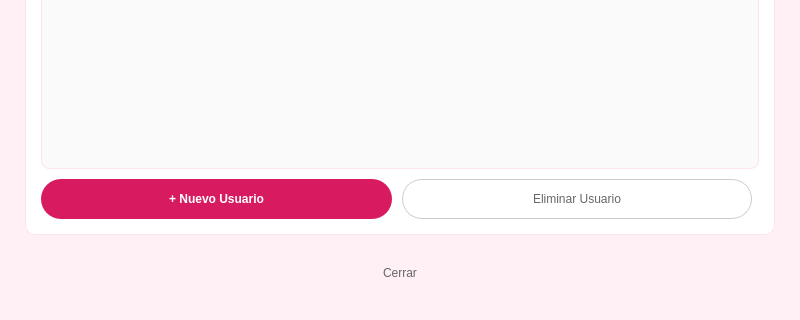
First picture: the form in vistas/admin.ui, repository FrJavier/Aplicacioncliente, before the edit; both pictures show x 0 to 800 and y 230 to 550 of the 800 by 550 pixel window.
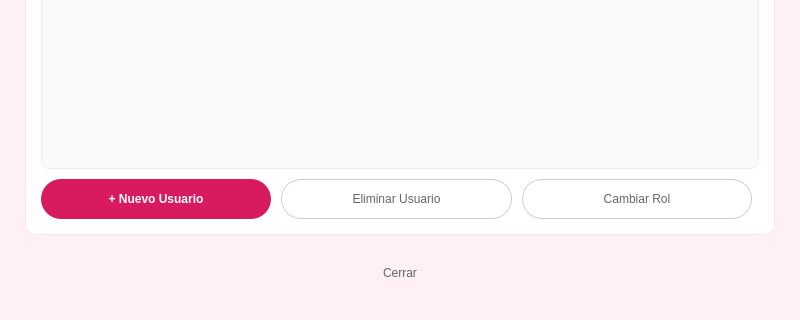
Second picture: the form after the edit.

What changed in the file:
```diff
--- a/vistas/admin.ui
+++ b/vistas/admin.ui
@@ -175,6 +175,31 @@
            </property>
           </widget>
          </item>
+         <item>
+          <widget class="QPushButton" name="btnHacerAdmin">
+           <property name="minimumSize">
+            <size>
+             <width>0</width>
+             <height>40</height>
+            </size>
+           </property>
+           <property name="styleSheet">
+            <string notr="true">
+QPushButton {
+    background-color: transparent;
+    color: #666;
+    border: 1px solid #CCC;
+    border-radius: 20px;
+    padding: 0 20px;
+}
+QPushButton:hover { color: #D81B60; border-color: #D81B60; }
+            </string>
+           </property>
+           <property name="text">
+            <string>Cambiar Rol</string>
+           </property>
+          </widget>
+         </item>
          <item>
           <spacer name="spacerUsuarios">
            <property name="orientation">
```
